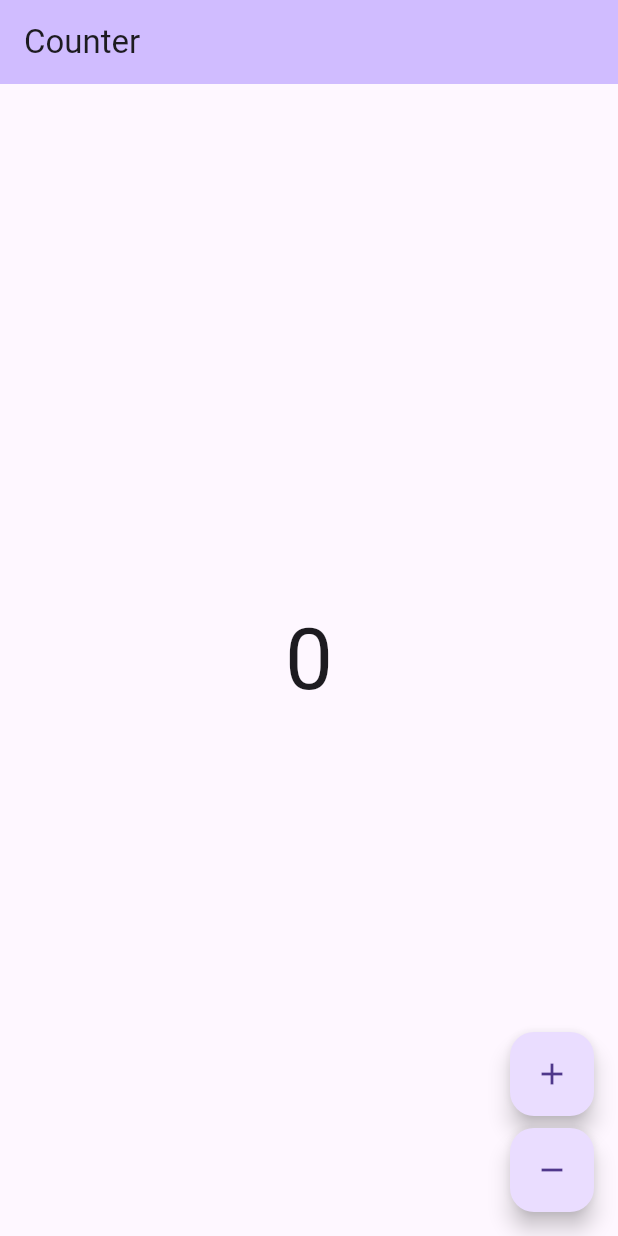
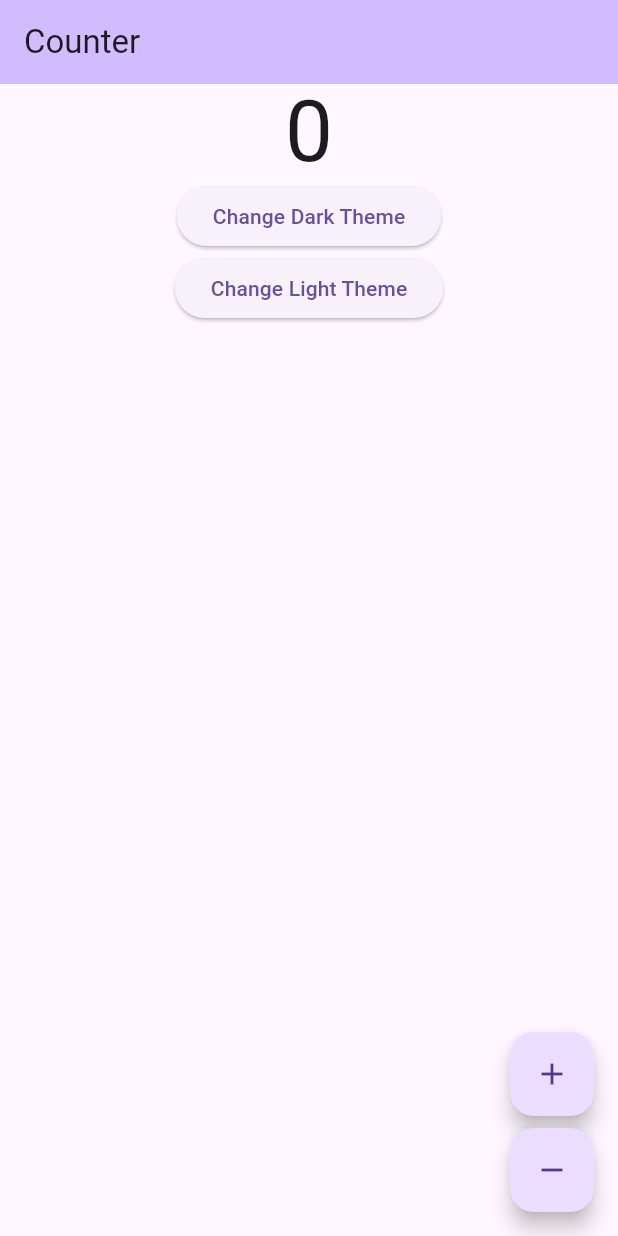
Before and after one commit to ahmad-hamidi/bloc_project, a Flutter app: the screen it shows after launch, on a phone screen of 412 x 824 dp. Run offline on Flutter 3.47's test engine with Material 3 defaults, Android fonts, the phone set to English and light mode, and no system bars; our stand-ins replace bloc, equatable, flutter_bloc, get_it; generated files the repository leaves out were written again.

Commit message:
add theme cubit

```diff
--- a/test-template/learn_template/lib/app/view/app.dart
+++ b/test-template/learn_template/lib/app/view/app.dart
@@ -1,5 +1,7 @@
 import 'package:flutter/material.dart';
+import 'package:flutter_bloc/flutter_bloc.dart';
 import 'package:learn_template/counter/counter.dart';
+import 'package:learn_template/counter/cubit/theme_cubit.dart';
 import 'package:learn_template/l10n/l10n.dart';
 
 class App extends StatelessWidget {
@@ -7,10 +9,33 @@ class App extends StatelessWidget {
 
   @override
   Widget build(BuildContext context) {
+    print('build App');
+    return MultiBlocProvider(
+      providers: [
+        BlocProvider(
+          create: (context) => CounterCubit(),
+        ),
+        BlocProvider(
+          create: (context) => ThemeCubit(),
+        ),
+      ],
+      child: _buildApp(),
+    );
+  }
+
+  Widget _buildApp() {
+    print('build _buildApp');
+
+    return BlocBuilder<ThemeCubit, Brightness>(
+      builder: (context, state) {
         return MaterialApp(
           theme: ThemeData(
+            brightness: state,
             appBarTheme: AppBarTheme(
-          backgroundColor: Theme.of(context).colorScheme.inversePrimary,
+              backgroundColor: Theme
+                  .of(context)
+                  .colorScheme
+                  .inversePrimary,
             ),
             useMaterial3: true,
           ),
@@ -18,5 +43,7 @@ class App extends StatelessWidget {
           supportedLocales: AppLocalizations.supportedLocales,
           home: const CounterPage(),
         );
+      },
+    );
   }
 }
--- /dev/null
+++ b/test-template/learn_template/lib/counter/cubit/theme_cubit.dart
@@ -0,0 +1,9 @@
+import 'package:bloc/bloc.dart';
+import 'package:flutter/material.dart';
+
+class ThemeCubit extends Cubit<Brightness> {
+  ThemeCubit() : super(Brightness.light);
+
+  void setupDark() => emit(Brightness.dark);
+  void setupLight() => emit(Brightness.light);
+}
--- a/test-template/learn_template/lib/counter/view/counter_page.dart
+++ b/test-template/learn_template/lib/counter/view/counter_page.dart
@@ -1,6 +1,7 @@
 import 'package:flutter/material.dart';
 import 'package:flutter_bloc/flutter_bloc.dart';
 import 'package:learn_template/counter/counter.dart';
+import 'package:learn_template/counter/cubit/theme_cubit.dart';
 import 'package:learn_template/l10n/l10n.dart';
 
 class CounterPage extends StatelessWidget {
@@ -8,10 +9,8 @@ class CounterPage extends StatelessWidget {
 
   @override
   Widget build(BuildContext context) {
-    return BlocProvider(
-      create: (_) => CounterCubit(),
-      child: const CounterView(),
-    );
+    print('build CounterPage');
+    return const CounterView();
   }
 }
 
@@ -21,9 +20,26 @@ class CounterView extends StatelessWidget {
   @override
   Widget build(BuildContext context) {
     final l10n = context.l10n;
+    print('build CounterView');
     return Scaffold(
       appBar: AppBar(title: Text(l10n.counterAppBarTitle)),
-      body: const Center(child: CounterText()),
+      body: Column(
+        children: [
+          const Center(child: CounterText()),
+          ElevatedButton(
+              onPressed: () {
+                print("dark click");
+                context.read<ThemeCubit>().setupDark();
+              },
+              child: const Text('Change Dark Theme')),
+          ElevatedButton(
+              onPressed: () {
+                print("light click");
+                context.read<ThemeCubit>().setupLight();
+              },
+              child: const Text('Change Light Theme')),
+        ],
+      ),
       floatingActionButton: Column(
         mainAxisAlignment: MainAxisAlignment.end,
         crossAxisAlignment: CrossAxisAlignment.end,
@@ -49,6 +65,7 @@ class CounterText extends StatelessWidget {
   @override
   Widget build(BuildContext context) {
     final theme = Theme.of(context);
+    print('build CounterText');
     final count = context.select((CounterCubit cubit) => cubit.state);
     return Text('$count', style: theme.textTheme.displayLarge);
   }
```
Lines whose indentation alone changed are shown as unchanged.
